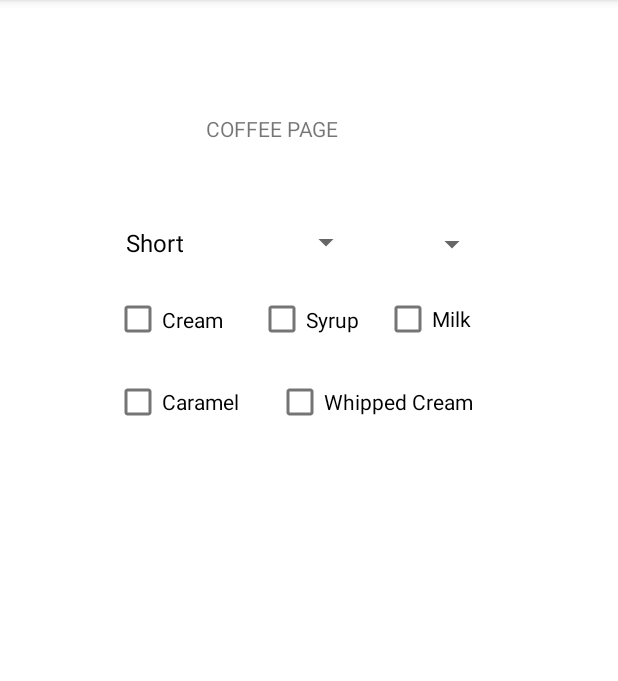
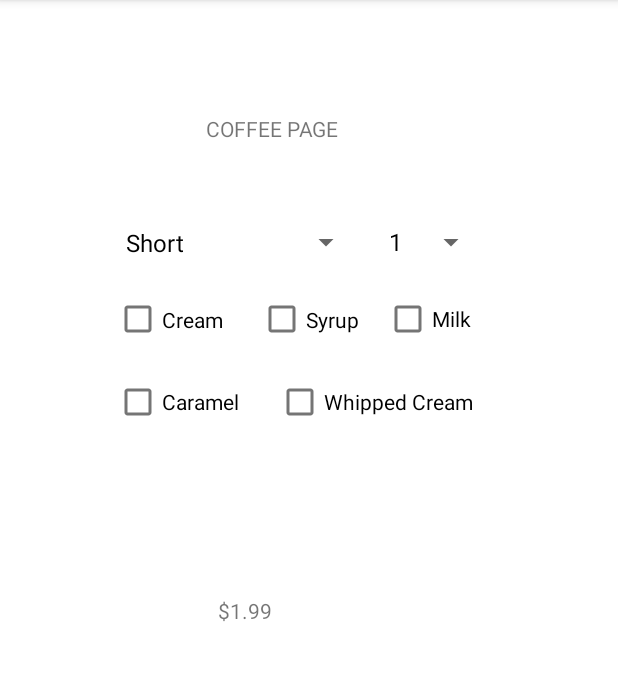
Before and after one commit to sukhjitsingh98/project5-CS213-Spring21, an Android app: the OrderingCoffeeActivity screen opened directly, with no data from a screen before it, on a phone screen of 412 x 824 dp, the part 84-765 px from its top. Run offline under Robolectric (Android 15) with nearby library versions, the phone set to English and light mode, and no system bars.

Commit message:
Updated OrderingCoffeeActivity and everything works as expected Fixed donut price in Constants class to make the name more universal Fixed the donut price name in Donut class Fixed donut price name in AddDonutActivity

```diff
--- a/app/src/main/java/com/example/project5_cs213_spring2021/AddDonutActivity.java
+++ b/app/src/main/java/com/example/project5_cs213_spring2021/AddDonutActivity.java
@@ -34,7 +34,7 @@ public class AddDonutActivity extends AppCompatActivity {
                         int count = Integer.parseInt(countSpinner.getSelectedItem().toString());
                         //get the textview to modify
                         price = (TextView) findViewById(R.id.donutPrice);
-                        price.setText(getResources().getString(R.string.dollar_sign) + String.format("%.2f", count*Constants.YEAST_DONUT_PRICE));
+                        price.setText(getResources().getString(R.string.dollar_sign) + String.format("%.2f", count*Constants.DONUT_PRICE));
                     }
                     public void onNothingSelected(AdapterView<?> parent) { //selected by default, this does nothing but is still needed.
                     }
--- a/app/src/main/java/com/example/project5_cs213_spring2021/Constants.java
+++ b/app/src/main/java/com/example/project5_cs213_spring2021/Constants.java
@@ -12,9 +12,7 @@ public final class Constants {
     public static final double NJ_SALES_USE_TAX_RATE = 0.06625;
 
     //Donut Constants
-    public static final double YEAST_DONUT_PRICE = 1.39;
-    public static final double CAKE_DONUT_PRICE = 1.59;
-    public static final double DONUT_HOLE_PRICE = 0.33;
+    public static final double DONUT_PRICE = 1.39;
 
     //Coffee Constants
     public static final double SHORT_BLACK_COFFEE = 1.99;
--- a/app/src/main/java/com/example/project5_cs213_spring2021/Donut.java
+++ b/app/src/main/java/com/example/project5_cs213_spring2021/Donut.java
@@ -70,7 +70,7 @@ public class Donut extends MenuItem implements Customizable{
      @return subtotal price of the donuts
      */
     public double itemPrice(){
-            return Constants.YEAST_DONUT_PRICE * super.getItemQuantity();
+            return Constants.DONUT_PRICE * super.getItemQuantity();
     }
 
     /**
--- a/app/src/main/java/com/example/project5_cs213_spring2021/OrderingCoffeeActivity.java
+++ b/app/src/main/java/com/example/project5_cs213_spring2021/OrderingCoffeeActivity.java
@@ -7,15 +7,16 @@ import android.os.Bundle;
 import android.view.View;
 import android.widget.AdapterView;
 import android.widget.ArrayAdapter;
+import android.widget.CheckBox;
 import android.widget.Spinner;
 import android.widget.TextView;
 
-public class OrderingCoffeeActivity extends AppCompatActivity {
+public class OrderingCoffeeActivity extends AppCompatActivity /*implements AdapterView.OnItemSelectedListener*/ {
 
     String size = "Short";
     int quantity = 1;
     Coffee coffee = new Coffee(size, quantity);
-    TextView subtotalTextView = (TextView) findViewById(R.id.subtotalTextView);
+    TextView subtotalTextView;
 
     @Override
     protected void onCreate(Bundle savedInstanceState) {
@@ -28,36 +29,81 @@ public class OrderingCoffeeActivity extends AppCompatActivity {
                 this,
                 android.R.layout.simple_spinner_dropdown_item,
                 getResources().getStringArray(R.array.coffeeSizes));
+
         coffeeSizeDropdown.setAdapter(coffeeSizeAdapter);
+        coffeeSizeDropdown.setOnItemSelectedListener(
+                new AdapterView.OnItemSelectedListener() {
+                    public void onItemSelected(AdapterView<?> parent, View view, int position, long id) {
+                        size = coffeeSizeDropdown.getSelectedItem().toString();
+                        coffee.setCoffeeType(size);
+                        subtotalTextView = (TextView) findViewById(R.id.subtotalTextView);
+                        subtotalTextView.setText("$" + String.format("%.2f", coffee.getItemPrice()));
+                    }
+                    public void onNothingSelected(AdapterView<?> parent) { //selected by default, this does nothing but is still needed.
+                    }
+                });
 
-        coffeeSizeDropdown.setOnItemSelectedListener(new AdapterView.OnItemSelectedListener() {
-            @Override
-            public void onItemSelected(AdapterView<?> parent, View view, int position, long id) {
-                size = coffeeSizeDropdown.getItemAtPosition(position).toString();
-                coffee.setCoffeeType(size);
-                //subtotalTextView.setText("$" + String.format("%.2f", coffee.getItemPrice()));
-            }
 
-            @Override
-            public void onNothingSelected(AdapterView<?> parent) {
-
-            }
-        });
-/*
         //Dropdown Menu for Coffee Quantity
-        Spinner coffeeQuantityDropdown = findViewById(R.id.coffeeQuantity_spinner);
-        ArrayAdapter<String> coffeeQuantityAdapter = new ArrayAdapter<>(
+        Spinner coffeeCountDropdown = findViewById(R.id.coffeeCount_spinner);
+        ArrayAdapter<String> coffeeCountAdapter = new ArrayAdapter<>(
                 this,
                 android.R.layout.simple_spinner_dropdown_item,
                 getResources().getStringArray(R.array.coffeeCount));
-        coffeeQuantityDropdown.setAdapter(coffeeQuantityAdapter);
 
-        coffeeQuantityDropdown.setOnItemClickListener(new AdapterView.OnItemClickListener() {
-            @Override
-            public void onItemClick(AdapterView<?> parent, View view, int position, long id) {
-                quantity = Integer.parseInt(coffeeQuantityDropdown.getItemAtPosition(position).toString());
-                coffee.setCoffeeQuantity(quantity);
-            }
-        });*/
+        coffeeCountDropdown.setAdapter(coffeeCountAdapter);
+        coffeeCountDropdown.setOnItemSelectedListener(
+                new AdapterView.OnItemSelectedListener() {
+                    public void onItemSelected(AdapterView<?> parent, View view, int position, long id) {
+                        quantity = Integer.parseInt(coffeeCountDropdown.getSelectedItem().toString());
+                        coffee.setCoffeeQuantity(quantity);
+                        subtotalTextView = (TextView) findViewById(R.id.subtotalTextView);
+                        subtotalTextView.setText("$" + String.format("%.2f", coffee.getItemPrice()));
+                    }
+                    public void onNothingSelected(AdapterView<?> parent) { //selected by default, this does nothing but is still needed.
+                    }
+                });
+
     }
+
+    public void onCheckboxClicked(View view){
+        boolean checked = ((CheckBox) view).isChecked();
+
+        switch(view.getId()){
+            case R.id.cream_checkbox:
+                if(checked)
+                    coffee.add("cream");
+                else
+                    coffee.remove("cream");
+                break;
+            case R.id.syrup_checkbox:
+                if(checked)
+                    coffee.add("syrup");
+                else
+                    coffee.remove("syrup");
+                break;
+            case R.id.milk_checkbox:
+                if(checked)
+                    coffee.add("milk");
+                else
+                    coffee.remove("milk");
+                break;
+            case R.id.caramel_checkbox:
+                if(checked)
+                    coffee.add("caramel");
+                else
+                    coffee.remove("caramel");
+                break;
+            case R.id.whippedcream_checkbox:
+                if(checked)
+                    coffee.add("whipped cream");
+                else
+                    coffee.remove("whipped cream");
+                break;
+        }
+        subtotalTextView = (TextView) findViewById(R.id.subtotalTextView);
+        subtotalTextView.setText("$" + String.format("%.2f", coffee.getItemPrice()));
+    }
+
+
 }
--- a/app/src/main/res/layout/activity_ordering_coffee.xml
+++ b/app/src/main/res/layout/activity_ordering_coffee.xml
@@ -10,7 +10,6 @@
         android:id="@+id/coffeeSize_spinner"
         android:layout_width="165dp"
         android:layout_height="43dp"
-        android:spinnerMode="dropdown"
         android:entries="@array/coffeeSizes"
         app:layout_constraintBottom_toBottomOf="parent"
         app:layout_constraintEnd_toEndOf="parent"
@@ -20,17 +19,16 @@
         app:layout_constraintVertical_bias="0.193" />
 
     <Spinner
-        android:id="@+id/coffeeQuantity_spinner"
-        android:layout_width="69dp"
-        android:layout_height="46dp"
-        android:spinnerMode="dropdown"
+        android:id="@+id/coffeeCount_spinner"
+        android:layout_width="73dp"
+        android:layout_height="44dp"
         android:entries="@array/coffeeCount"
         app:layout_constraintBottom_toBottomOf="parent"
         app:layout_constraintEnd_toEndOf="parent"
-        app:layout_constraintHorizontal_bias="0.748"
+        app:layout_constraintHorizontal_bias="0.742"
         app:layout_constraintStart_toStartOf="parent"
         app:layout_constraintTop_toTopOf="parent"
-        app:layout_constraintVertical_bias="0.194" />
+        app:layout_constraintVertical_bias="0.192" />
 
     <CheckBox
         android:id="@+id/whippedcream_checkbox"
@@ -40,6 +38,7 @@
         android:layout_marginLeft="184dp"
         android:layout_marginTop="248dp"
         android:text="@string/whippedCream_checkbox"
+        android:onClick="onCheckboxClicked"
         app:layout_constraintStart_toStartOf="parent"
         app:layout_constraintTop_toTopOf="parent" />
 
@@ -51,6 +50,7 @@
         android:layout_marginLeft="172dp"
         android:layout_marginTop="192dp"
         android:text="@string/syrup_checkbox"
+        android:onClick="onCheckboxClicked"
         app:layout_constraintStart_toStartOf="parent"
         app:layout_constraintTop_toTopOf="parent" />
 
@@ -62,6 +62,7 @@
         android:layout_marginLeft="76dp"
         android:layout_marginTop="248dp"
         android:text="@string/caramel_checkbox"
+        android:onClick="onCheckboxClicked"
         app:layout_constraintStart_toStartOf="parent"
         app:layout_constraintTop_toTopOf="parent" />
 
@@ -73,6 +74,7 @@
         android:layout_marginLeft="256dp"
         android:layout_marginTop="192dp"
         android:text="@string/milk_checkbox"
+        android:onClick="onCheckboxClicked"
         app:layout_constraintStart_toStartOf="parent"
         app:layout_constraintTop_toTopOf="parent" />
 
@@ -84,6 +86,7 @@
         android:layout_marginLeft="76dp"
         android:layout_marginTop="192dp"
         android:text="@string/cream_checkbox"
+        android:onClick="onCheckboxClicked"
         app:layout_constraintStart_toStartOf="parent"
         app:layout_constraintTop_toTopOf="parent" />
 
@@ -102,9 +105,12 @@
         android:id="@+id/subtotalTextView"
         android:layout_width="120dp"
         android:layout_height="33dp"
+        android:text=""
         app:layout_constraintBottom_toBottomOf="parent"
         app:layout_constraintEnd_toEndOf="parent"
+        app:layout_constraintHorizontal_bias="0.498"
         app:layout_constraintStart_toStartOf="parent"
-        app:layout_constraintTop_toTopOf="parent" />
+        app:layout_constraintTop_toTopOf="parent"
+        app:layout_constraintVertical_bias="0.541" />
 
 </androidx.constraintlayout.widget.ConstraintLayout>
```
Also changed, not shown: app/src/main/res/layout/activity_main.xml (+14 -15 lines).
